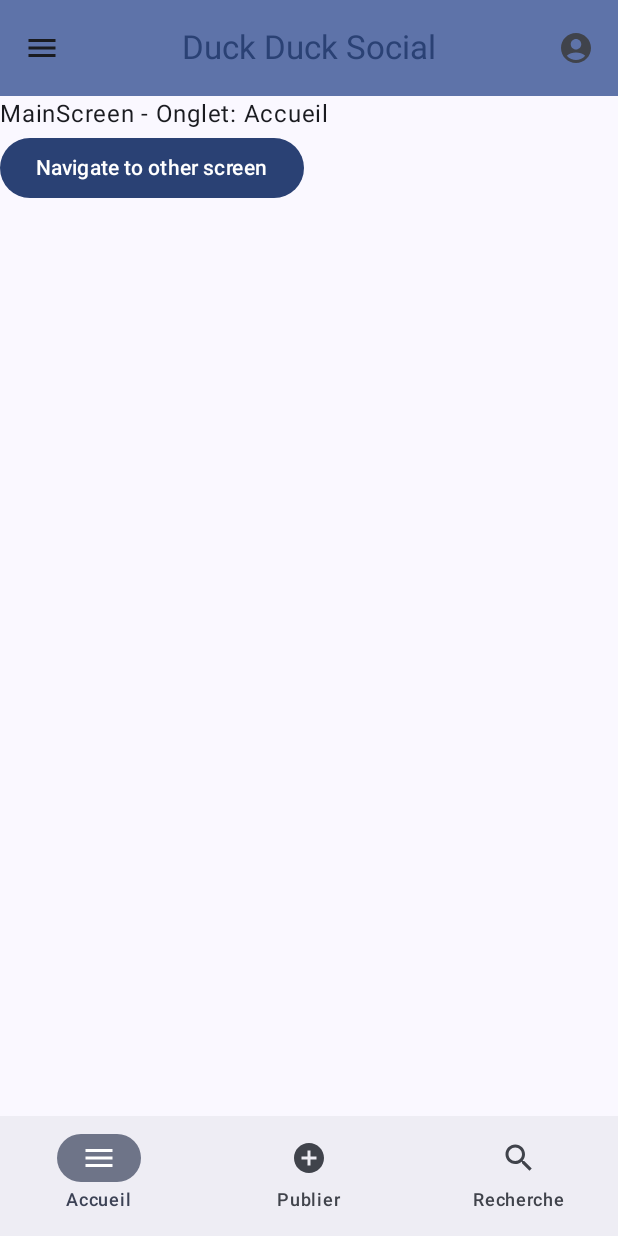
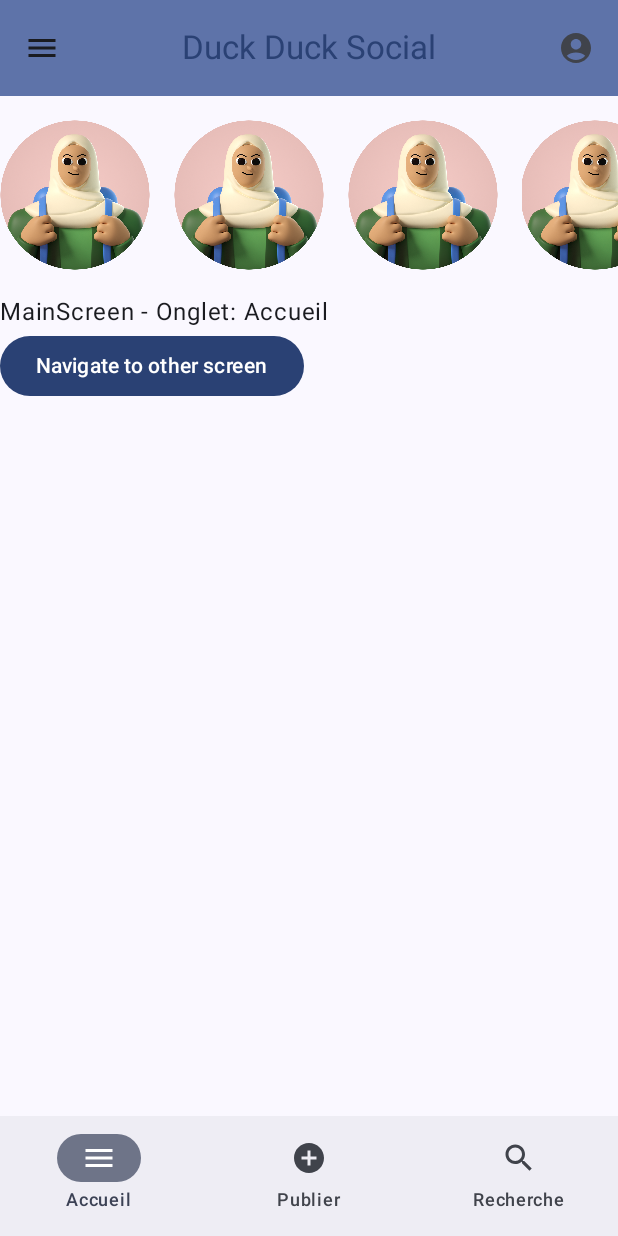
Before and after one commit to CPNV-ES/GUI2-TAB, an Android app built with Jetpack Compose: the screen it shows after launch (MainActivity), on a phone screen of 412 x 824 dp. Run offline under Robolectric (Android 15) with nearby library versions, the phone set to English and light mode, and no system bars.

Commit message:
Feat: Add carousel stories to MainScreen

```diff
--- a/app/src/main/java/ch/cnpv/gui2/ui/screen/MainScreen.kt
+++ b/app/src/main/java/ch/cnpv/gui2/ui/screen/MainScreen.kt
@@ -1,17 +1,18 @@
 package ch.cnpv.gui2.ui.screen
 
+import androidx.annotation.DrawableRes
+import androidx.compose.foundation.Image
 import androidx.compose.foundation.layout.Column
 import androidx.compose.foundation.layout.fillMaxSize
+import androidx.compose.foundation.layout.fillMaxWidth
+import androidx.compose.foundation.layout.height
 import androidx.compose.foundation.layout.padding
+import androidx.compose.foundation.layout.wrapContentHeight
 import androidx.compose.material.icons.Icons
 import androidx.compose.material.icons.filled.AccountCircle
-import androidx.compose.material.icons.filled.AddCircle
-import androidx.compose.material.icons.filled.Favorite
-import androidx.compose.material.icons.filled.Home
 import androidx.compose.material.icons.filled.Menu
 import androidx.compose.material.icons.filled.Search
 import androidx.compose.material.icons.outlined.AddCircle
-import androidx.compose.material.icons.sharp.AddCircle
 import androidx.compose.material3.Button
 import androidx.compose.material3.CenterAlignedTopAppBar
 import androidx.compose.material3.ExperimentalMaterial3Api
@@ -23,14 +24,20 @@ import androidx.compose.material3.NavigationBarItem
 import androidx.compose.material3.Scaffold
 import androidx.compose.material3.Text
 import androidx.compose.material3.TopAppBarDefaults
+import androidx.compose.material3.carousel.HorizontalUncontainedCarousel
+import androidx.compose.material3.carousel.rememberCarouselState
 import androidx.compose.runtime.Composable
 import androidx.compose.runtime.getValue
 import androidx.compose.runtime.mutableIntStateOf
 import androidx.compose.runtime.remember
 import androidx.compose.runtime.setValue
 import androidx.compose.ui.Modifier
+import androidx.compose.ui.layout.ContentScale
+import androidx.compose.ui.res.painterResource
 import androidx.compose.ui.text.style.TextOverflow
 import androidx.compose.ui.tooling.preview.Preview
+import androidx.compose.ui.unit.dp
+import ch.cnpv.gui2.R
 import ch.cnpv.gui2.ui.theme.AppTheme
 
 @OptIn(ExperimentalMaterial3Api::class)
@@ -87,6 +94,7 @@ fun MainScreen(onNavigateOtherClick: () -> Unit) {
         }
     ) { innerPadding ->
         Column(modifier = Modifier.padding(innerPadding)) {
+            CarouselStories()
             Text("MainScreen - Onglet: ${items[selectedItem]}")
             Button(
                 onClick = { onNavigateOtherClick() },
@@ -94,6 +102,44 @@ fun MainScreen(onNavigateOtherClick: () -> Unit) {
                 Text("Navigate to other screen")
             }
         }
+    }
+}
+@OptIn(ExperimentalMaterial3Api::class)
+@Composable
+fun CarouselStories() {
+    data class CarouselItem(
+        val id: Int,
+        @DrawableRes val imageResId: Int,
+        val contentDescription: String
+    )
+
+    val carouselItems = remember {
+        listOf(
+            CarouselItem(0, R.drawable.profile1, "cupcake"),
+            CarouselItem(1, R.drawable.profile1, "donut"),
+            CarouselItem(2, R.drawable.profile1, "eclair"),
+            CarouselItem(3, R.drawable.profile1, "froyo"),
+            CarouselItem(4, R.drawable.profile1, "gingerbread"),
+        )
+    }
+
+    HorizontalUncontainedCarousel(
+        state = rememberCarouselState { carouselItems.count() },
+        modifier = Modifier
+            .fillMaxWidth()
+            .wrapContentHeight()
+            .padding(top = 16.dp, bottom = 16.dp),
+        itemWidth = 100.dp,
+        itemSpacing = 8.dp,
+    ) { i ->
+        val item = carouselItems[i]
+        Image(
+            modifier = Modifier
+                .height(100.dp),
+            painter = painterResource(id = item.imageResId),
+            contentDescription = item.contentDescription,
+            contentScale = ContentScale.Fit
+        )
     }
 }
 
```
Also changed, not shown: app/src/main/res/drawable/profile1.png (added).
